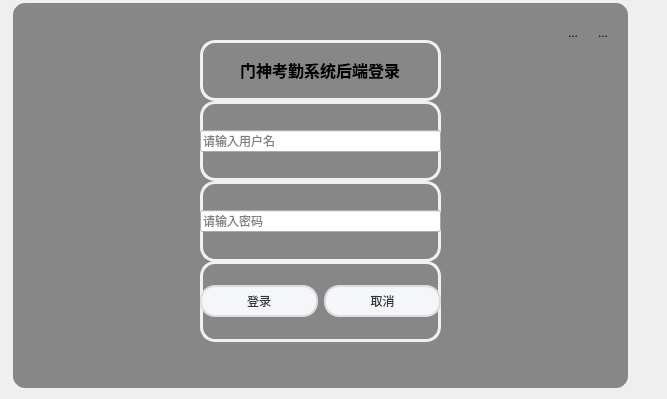
ClearDewy/CDSignInSystem, file CDSignInSystem/login.ui: the form before one commit.
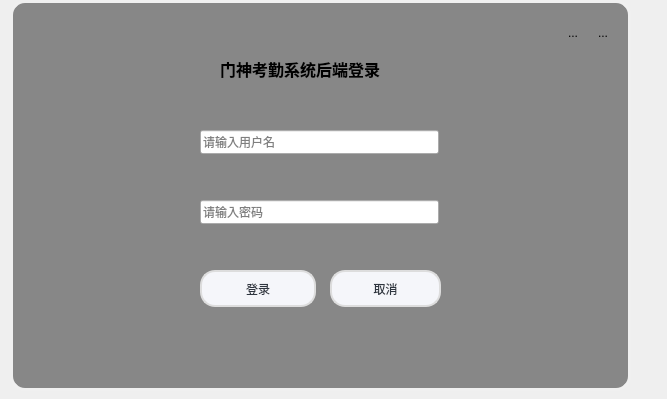
The form after the commit.

Patch:
```diff
--- a/CDSignInSystem/login.ui
+++ b/CDSignInSystem/login.ui
@@ -32,162 +32,6 @@
 background-color:  rgb(135, 135, 135);
 }</string>
    </property>
-   <widget class="QWidget" name="horizontalLayoutWidget_3">
-    <property name="geometry">
-     <rect>
-      <x>190</x>
-      <y>261</y>
-      <width>241</width>
-      <height>81</height>
-     </rect>
-    </property>
-    <layout class="QHBoxLayout" name="horizontalLayout_3">
-     <item>
-      <widget class="QPushButton" name="confirmButton">
-       <property name="styleSheet">
-        <string notr="true">/**正常情况下样式**/
-QPushButton{
-	font: 10pt &quot;微软雅黑&quot;;
-    color: #2f3640;
-    background-color: #f5f6fa;
-    border-color: #DDDDDD;
-    border-radius: 15px;
-    border-style: solid;
-    border-width: 2px;
-    padding: 5px;
-}
-
-/**鼠标停留在按钮上的样式**/
-QPushButton::hover{	
-    color: #6ec0ff;
-    background-color: #e5f7ff;
-    border-color: #94d6ff;
-}
-
-/**鼠标按压下去的样式**/
-QPushButton::pressed,QPushButton::checked{
-    color: #6ec0ff;
-    background-color: #e5f7ff;
-    border-color: #4cabff; 
-}
-
-/**按钮失能情况下样式**/
-QPushButton::disabled{
-    color: #FFFFFF;
-    background-color: #dcdde1;
-    border-color: #dcdde1;
-}
-</string>
-       </property>
-       <property name="text">
-        <string>登录</string>
-       </property>
-      </widget>
-     </item>
-     <item>
-      <widget class="QPushButton" name="concelButton">
-       <property name="styleSheet">
-        <string notr="true">/**正常情况下样式**/
-QPushButton{
-	font: 10pt &quot;微软雅黑&quot;;
-    color: #2f3640;
-    background-color: #f5f6fa;
-    border-color: #DDDDDD;
-    border-radius: 15px;
-    border-style: solid;
-    border-width: 2px;
-    padding: 5px;
-}
-
-/**鼠标停留在按钮上的样式**/
-QPushButton::hover{	
-    color: #6ec0ff;
-    background-color: #e5f7ff;
-    border-color: #94d6ff;
-}
-
-/**鼠标按压下去的样式**/
-QPushButton::pressed,QPushButton::checked{
-    color: #6ec0ff;
-    background-color: #e5f7ff;
-    border-color: #4cabff; 
-}
-
-/**按钮失能情况下样式**/
-QPushButton::disabled{
-    color: #FFFFFF;
-    background-color: #dcdde1;
-    border-color: #dcdde1;
-}
-</string>
-       </property>
-       <property name="text">
-        <string>取消</string>
-       </property>
-      </widget>
-     </item>
-    </layout>
-   </widget>
-   <widget class="QWidget" name="horizontalLayoutWidget">
-    <property name="geometry">
-     <rect>
-      <x>190</x>
-      <y>101</y>
-      <width>241</width>
-      <height>80</height>
-     </rect>
-    </property>
-    <layout class="QHBoxLayout" name="horizontalLayout">
-     <item>
-      <widget class="QLineEdit" name="usernameEdit">
-       <property name="placeholderText">
-        <string>请输入用户名</string>
-       </property>
-      </widget>
-     </item>
-    </layout>
-   </widget>
-   <widget class="QWidget" name="verticalLayoutWidget">
-    <property name="geometry">
-     <rect>
-      <x>190</x>
-      <y>40</y>
-      <width>241</width>
-      <height>61</height>
-     </rect>
-    </property>
-    <layout class="QVBoxLayout" name="verticalLayout">
-     <item alignment="Qt::AlignHCenter">
-      <widget class="QLabel" name="logInMessage">
-       <property name="text">
-        <string>&lt;html&gt;&lt;head/&gt;&lt;body&gt;&lt;p&gt;&lt;span style=&quot; font-size:12pt; font-weight:700;&quot;&gt;门神考勤系统后端登录&lt;/span&gt;&lt;/p&gt;&lt;/body&gt;&lt;/html&gt;</string>
-       </property>
-      </widget>
-     </item>
-    </layout>
-   </widget>
-   <widget class="QWidget" name="horizontalLayoutWidget_2">
-    <property name="geometry">
-     <rect>
-      <x>190</x>
-      <y>181</y>
-      <width>241</width>
-      <height>81</height>
-     </rect>
-    </property>
-    <layout class="QHBoxLayout" name="horizontalLayout_2">
-     <item>
-      <widget class="QLineEdit" name="passwordEdit">
-       <property name="echoMode">
-        <enum>QLineEdit::Password</enum>
-       </property>
-       <property name="placeholderText">
-        <string>请输入密码</string>
-       </property>
-      </widget>
-     </item>
-    </layout>
-   </widget>
    <widget class="QToolButton" name="closeButton">
     <property name="geometry">
      <rect>
@@ -266,6 +110,144 @@
      <string>...</string>
     </property>
    </widget>
+   <widget class="QLabel" name="logInMessage">
+    <property name="geometry">
+     <rect>
+      <x>210</x>
+      <y>40</y>
+      <width>200</width>
+      <height>59</height>
+     </rect>
+    </property>
+    <property name="text">
+     <string>&lt;html&gt;&lt;head/&gt;&lt;body&gt;&lt;p&gt;&lt;span style=&quot; font-size:12pt; font-weight:700;&quot;&gt;门神考勤系统后端登录&lt;/span&gt;&lt;/p&gt;&lt;/body&gt;&lt;/html&gt;</string>
+    </property>
+   </widget>
+   <widget class="QLineEdit" name="usernameEdit">
+    <property name="geometry">
+     <rect>
+      <x>190</x>
+      <y>130</y>
+      <width>239</width>
+      <height>24</height>
+     </rect>
+    </property>
+    <property name="placeholderText">
+     <string>请输入用户名</string>
+    </property>
+   </widget>
+   <widget class="QLineEdit" name="passwordEdit">
+    <property name="geometry">
+     <rect>
+      <x>190</x>
+      <y>200</y>
+      <width>239</width>
+      <height>24</height>
+     </rect>
+    </property>
+    <property name="echoMode">
+     <enum>QLineEdit::Password</enum>
+    </property>
+    <property name="placeholderText">
+     <string>请输入密码</string>
+    </property>
+   </widget>
+   <widget class="QPushButton" name="confirmButton">
+    <property name="geometry">
+     <rect>
+      <x>190</x>
+      <y>270</y>
+      <width>116</width>
+      <height>37</height>
+     </rect>
+    </property>
+    <property name="styleSheet">
+     <string notr="true">/**正常情况下样式**/
+QPushButton{
+	font: 10pt &quot;微软雅黑&quot;;
+    color: #2f3640;
+    background-color: #f5f6fa;
+    border-color: #DDDDDD;
+    border-radius: 15px;
+    border-style: solid;
+    border-width: 2px;
+    padding: 5px;
+}
+
+/**鼠标停留在按钮上的样式**/
+QPushButton::hover{	
+    color: #6ec0ff;
+    background-color: #e5f7ff;
+    border-color: #94d6ff;
+}
+
+/**鼠标按压下去的样式**/
+QPushButton::pressed,QPushButton::checked{
+    color: #6ec0ff;
+    background-color: #e5f7ff;
+    border-color: #4cabff; 
+}
+
+/**按钮失能情况下样式**/
+QPushButton::disabled{
+    color: #FFFFFF;
+    background-color: #dcdde1;
+    border-color: #dcdde1;
+}
+</string>
+    </property>
+    <property name="text">
+     <string>登录</string>
+    </property>
+   </widget>
+   <widget class="QPushButton" name="concelButton">
+    <property name="geometry">
+     <rect>
+      <x>320</x>
+      <y>270</y>
+      <width>111</width>
+      <height>37</height>
+     </rect>
+    </property>
+    <property name="styleSheet">
+     <string notr="true">/**正常情况下样式**/
+QPushButton{
+	font: 10pt &quot;微软雅黑&quot;;
+    color: #2f3640;
+    background-color: #f5f6fa;
+    border-color: #DDDDDD;
+    border-radius: 15px;
+    border-style: solid;
+    border-width: 2px;
+    padding: 5px;
+}
+
+/**鼠标停留在按钮上的样式**/
+QPushButton::hover{	
+    color: #6ec0ff;
+    background-color: #e5f7ff;
+    border-color: #94d6ff;
+}
+
+/**鼠标按压下去的样式**/
+QPushButton::pressed,QPushButton::checked{
+    color: #6ec0ff;
+    background-color: #e5f7ff;
+    border-color: #4cabff; 
+}
+
+/**按钮失能情况下样式**/
+QPushButton::disabled{
+    color: #FFFFFF;
+    background-color: #dcdde1;
+    border-color: #dcdde1;
+}
+</string>
+    </property>
+    <property name="text">
+     <string>取消</string>
+    </property>
+   </widget>
   </widget>
  </widget>
  <resources/>
```
